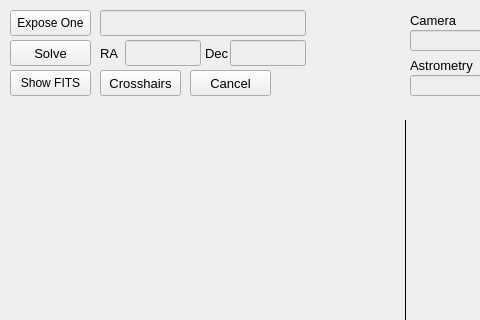
Before: the Qt Designer form mountwizzard/gui/image_window_ui.ui in sayitfast/MountWizzard3, drawn with Qt 5; both pictures show x 0 to 480 and y 0 to 320 of the 791 by 641 pixel window.
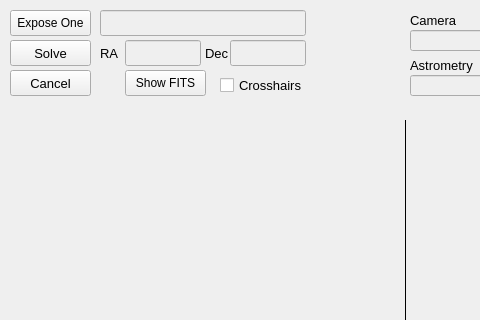
After: the same form once the commit is applied.

Commit message: moved image window crosshairs to checkbox

Patch:
```diff
--- a/mountwizzard/gui/image_window_ui.ui
+++ b/mountwizzard/gui/image_window_ui.ui
@@ -47,27 +47,6 @@
     <string>Expose One</string>
    </property>
   </widget>
-  <widget class="QPushButton" name="btn_crosshair">
-   <property name="geometry">
-    <rect>
-     <x>100</x>
-     <y>70</y>
-     <width>81</width>
-     <height>26</height>
-    </rect>
-   </property>
-   <property name="font">
-    <font>
-     <pointsize>10</pointsize>
-    </font>
-   </property>
-   <property name="toolTip">
-    <string>&lt;html&gt;&lt;head/&gt;&lt;body&gt;&lt;p&gt;Shows a crosshair in front of the image&lt;/p&gt;&lt;/body&gt;&lt;/html&gt;</string>
-   </property>
-   <property name="text">
-    <string>Crosshairs</string>
-   </property>
-  </widget>
   <widget class="QGroupBox" name="groupBox_2">
    <property name="geometry">
     <rect>
@@ -640,7 +619,7 @@
    </property>
    <property name="geometry">
     <rect>
-     <x>10</x>
+     <x>125</x>
      <y>70</y>
      <width>81</width>
      <height>26</height>
@@ -737,7 +716,7 @@
   <widget class="QPushButton" name="btn_cancel">
    <property name="geometry">
     <rect>
-     <x>190</x>
+     <x>10</x>
      <y>70</y>
      <width>81</width>
      <height>26</height>
@@ -755,6 +734,30 @@
     <string>Cancel</string>
    </property>
   </widget>
+  <widget class="QCheckBox" name="checkShowCrosshairs">
+   <property name="geometry">
+    <rect>
+     <x>220</x>
+     <y>75</y>
+     <width>86</width>
+     <height>20</height>
+    </rect>
+   </property>
+   <property name="font">
+    <font>
+     <pointsize>10</pointsize>
+    </font>
+   </property>
+   <property name="toolTip">
+    <string>Use Highspeed download of CCD camera if availabe</string>
+   </property>
+   <property name="text">
+    <string>Crosshairs</string>
+   </property>
+   <property name="checked">
+    <bool>false</bool>
+   </property>
+  </widget>
   <zorder>imageBackground</zorder>
   <zorder>image</zorder>
   <zorder>btn_expose</zorder>
```
Left out of the diff: 2 changed lines with no effect on the pictures. The commit also changes 3 other files.
